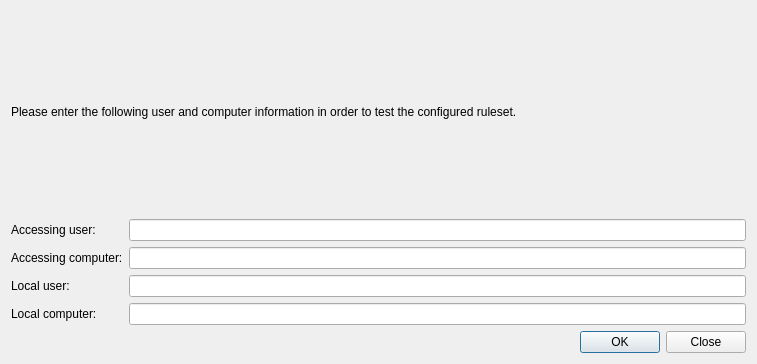
This is imc/Forms/AccessControlRulesTestDialog.ui in veyon/veyon as Qt 5 draws it before an edit. The edited form follows.
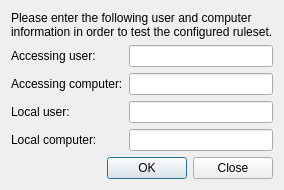
This is the edited form.

Commit message: IMC: remove geometry settings from forms and make widgets adjust to contents

```diff
--- a/imc/Forms/AccessControlRulesTestDialog.ui
+++ b/imc/Forms/AccessControlRulesTestDialog.ui
@@ -2,14 +2,6 @@
 <ui version="4.0">
  <class>AccessControlRulesTestDialog</class>
  <widget class="QDialog" name="AccessControlRulesTestDialog">
-  <property name="geometry">
-   <rect>
-    <x>0</x>
-    <y>0</y>
-    <width>757</width>
-    <height>364</height>
-   </rect>
-  </property>
   <property name="windowTitle">
    <string>Access control rules test</string>
   </property>
```
The commit also changes 4 other files.
